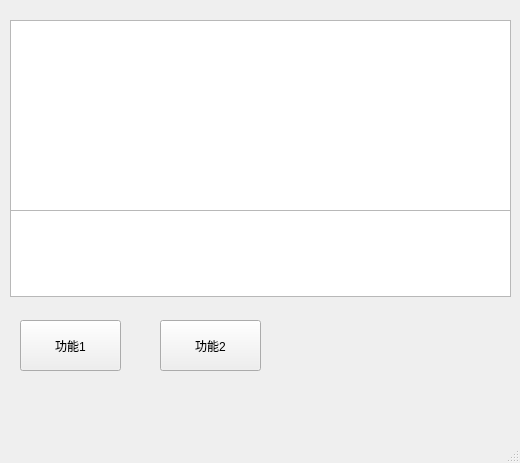
This is easyssh/pagecmd.ui in orange2c/easyssh as Qt 5 draws it before an edit. The edited form follows.
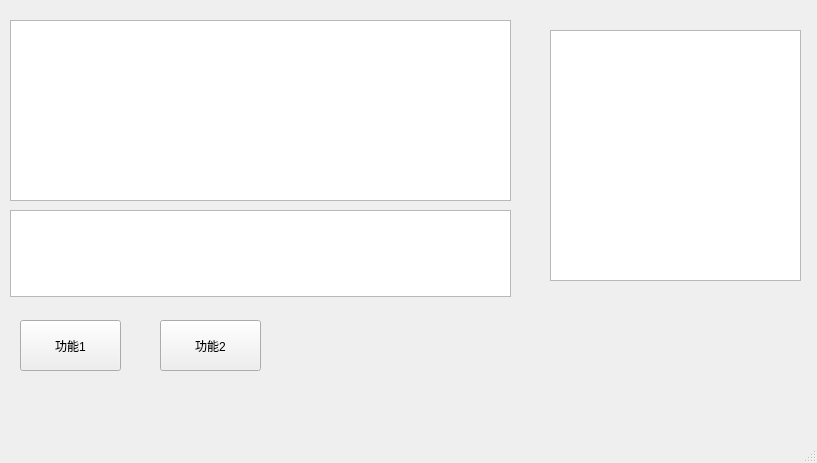
This is the edited form.

Commit message: 编写了通过判断输入框的光标位置，发送方向键上下左右

The edit to the form file:
```diff
--- a/easyssh/pagecmd.ui
+++ b/easyssh/pagecmd.ui
@@ -6,7 +6,7 @@
    <rect>
     <x>0</x>
     <y>0</y>
-    <width>520</width>
+    <width>817</width>
     <height>463</height>
    </rect>
   </property>
@@ -20,7 +20,7 @@
       <x>10</x>
       <y>20</y>
       <width>501</width>
-      <height>191</height>
+      <height>181</height>
      </rect>
     </property>
     <property name="readOnly">
@@ -63,6 +63,21 @@
      </rect>
     </property>
    </widget>
+   <widget class="QTextEdit" name="log">
+    <property name="geometry">
+     <rect>
+      <x>550</x>
+      <y>30</y>
+      <width>251</width>
+      <height>251</height>
+     </rect>
+    </property>
+   </widget>
+   <zorder>Edit_write</zorder>
+   <zorder>Edit_show</zorder>
+   <zorder>Button1</zorder>
+   <zorder>Button2</zorder>
+   <zorder>log</zorder>
   </widget>
   <widget class="QMenuBar" name="menubar">
    <property name="geometry">
```
Left out of the diff: 2 changed lines with no effect on the pictures. The commit also changes 2 other files.
